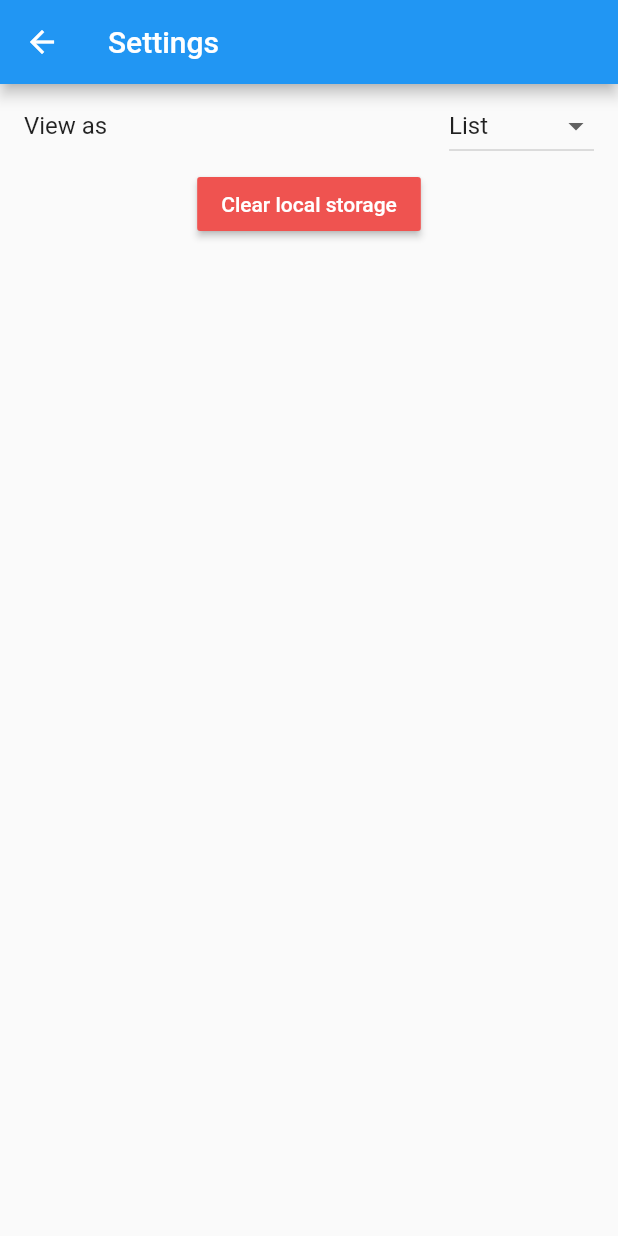
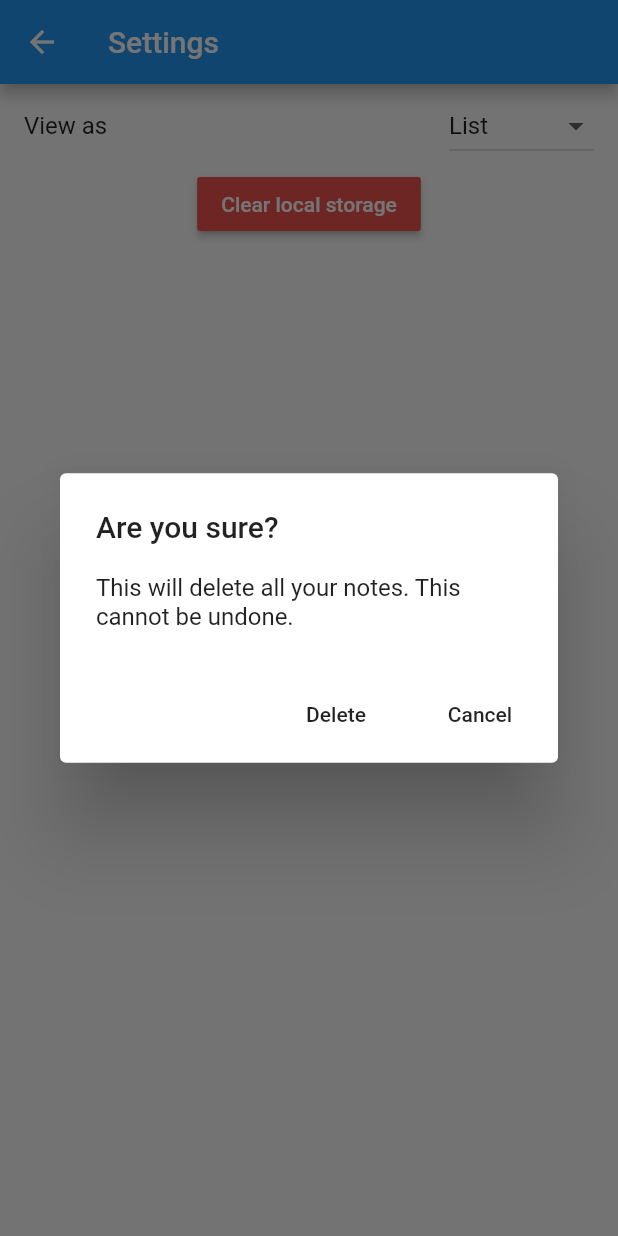
Before and after one commit to ghinminesuyog/flutter_notes, a Flutter app: the SettingsPage screen opened by its route, after a tap on "Clear local storage", on a phone screen of 412 x 824 dp. Run offline on Flutter 3.47's test engine with Material 2 defaults, Android fonts, the phone set to English and light mode, and no system bars; our stand-ins replace share, sqflite; accounts and stored records are empty.

Commit message:
confirm delete through a dialog

```diff
--- a/lib/settingsPage.dart
+++ b/lib/settingsPage.dart
@@ -9,6 +9,33 @@ class SettingsPage extends StatefulWidget {
 }
 
 class _SettingsPageState extends State<SettingsPage> {
+
+  _showDeleteDialog() {
+    showDialog(context: context,
+    builder: (context){
+      return AlertDialog(
+      title: Text('Are you sure?'),
+      content: Text('This will delete all your notes. This cannot be undone.'),
+      actions: <Widget>[
+        FlatButton(
+          child: Text('Delete'),
+          onPressed: () {
+            DBProvider.db.deleteAllNotes();
+            Navigator.pop(context);
+          },
+        ),
+        FlatButton(
+          child: Text('Cancel'),
+          onPressed: () {
+            Navigator.pop(context);
+          },
+        )
+      ],
+    );
+    });
+
+  }
+
   @override
   Widget build(BuildContext context) {
     List<DropdownMenuItem> viewDropDownItems = [
@@ -36,14 +63,15 @@ class _SettingsPageState extends State<SettingsPage> {
                 onChanged: (val) {
                   setState(() {
                     CheckViewStyle.isStaggeredView = val;
-                    print('Stag view? ${CheckViewStyle.isStaggeredView}');
                     staggeredViewStream.add(val);
                   });
                 }),
           ),
           Row(mainAxisAlignment: MainAxisAlignment.center, children: [
             RaisedButton(
-              onPressed: clearLocalStrorage,
+              onPressed: () {
+                _showDeleteDialog();
+              },
               color: Colors.red[400],
               child: Text('Clear local storage',
                   style: TextStyle(color: Colors.white)),
```
